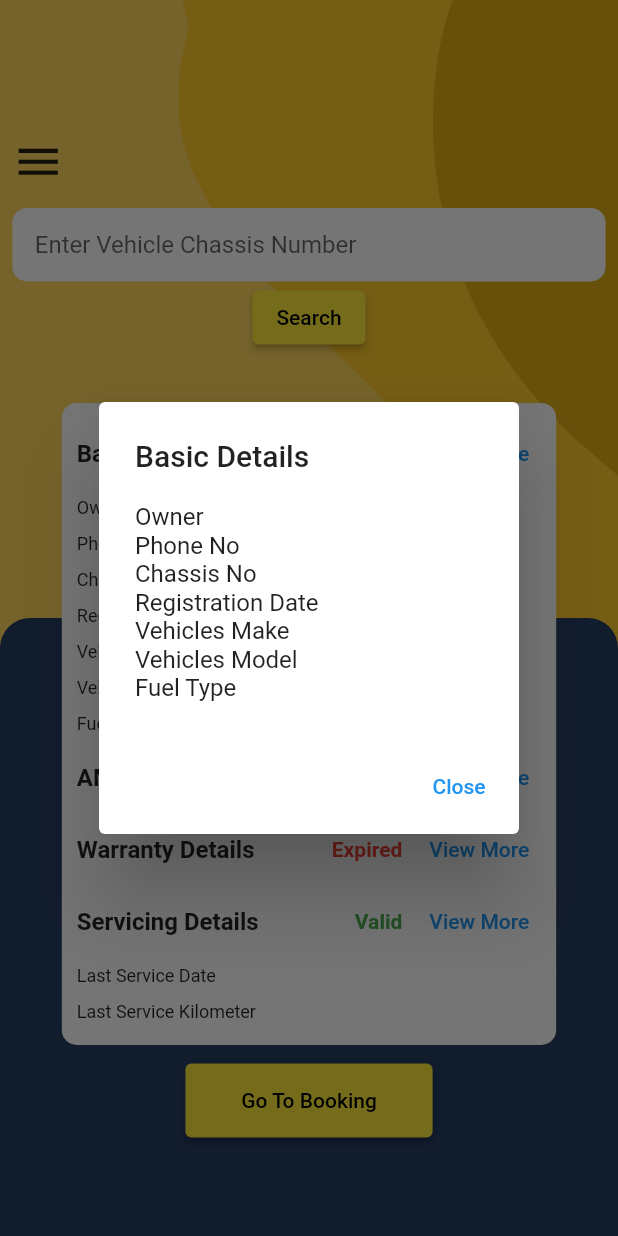
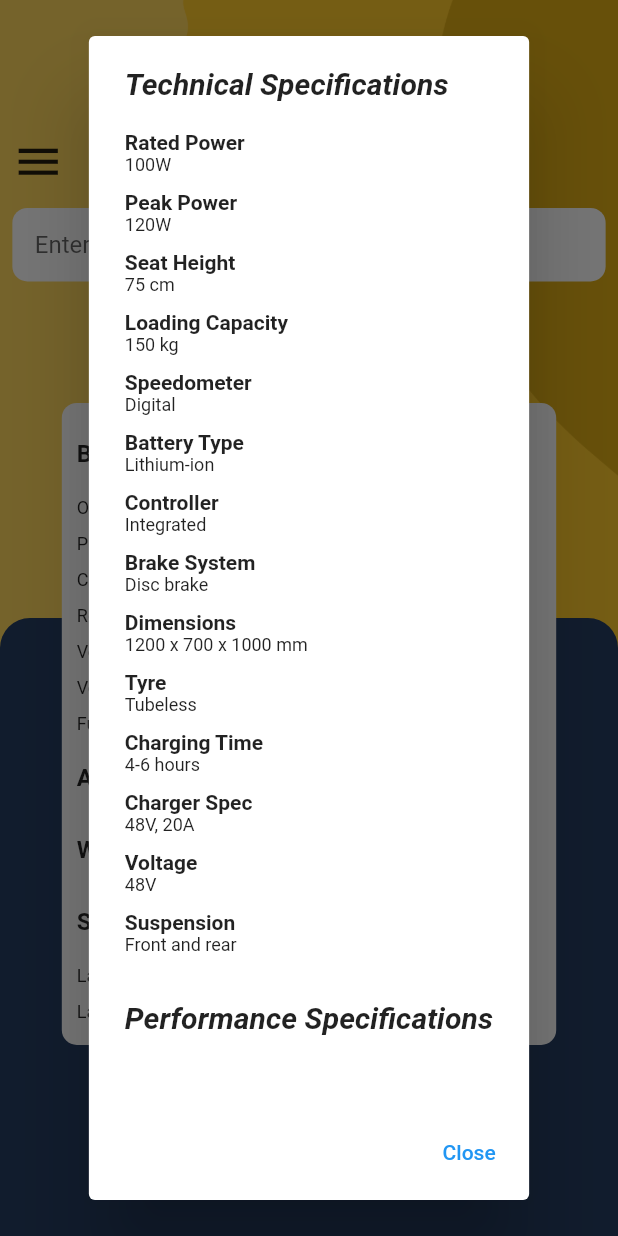
Before and after one commit to SwagatGogoi110/amc-clone, a Flutter app: the screen it shows after launch, after a tap on "LOGIN", after a tap on "View More", on a phone screen of 412 x 824 dp. Run offline on Flutter 3.47's test engine with Material 2 defaults, Android fonts, the phone set to English and light mode, and no system bars.

Commit message:
Basic & AMC

```diff
--- /dev/null
+++ b/lib/details/basic_details_list.dart
@@ -0,0 +1,174 @@
+import 'package:flutter/material.dart';
+
+class TechSpecPopup extends StatelessWidget {
+  const TechSpecPopup({super.key});
+  @override
+  Widget build(BuildContext context) {
+
+    // Placeholder data
+    List<Map<String, String>> techSpecsLeft = [
+      {"title": "Rated Power", "value": "100W"},
+      {"title": "Peak Power", "value": "120W"},
+      {"title": "Seat Height", "value": "75 cm"},
+      {"title": "Loading Capacity", "value": "150 kg"},
+      {"title": "Speedometer", "value": "Digital"},
+      {"title": "Battery Type", "value": "Lithium-ion"},
+      {"title": "Controller", "value": "Integrated"},
+    ];
+
+    List<Map<String, String>> techSpecsRight = [
+      {"title": "Brake System", "value": "Disc brake"},
+      {"title": "Dimensions", "value": "1200 x 700 x 1000 mm"},
+      {"title": "Tyre", "value": "Tubeless"},
+      {"title": "Charging Time", "value": "4-6 hours"},
+      {"title": "Charger Spec", "value": "48V, 20A"},
+      {"title": "Voltage", "value": "48V"},
+      {"title": "Suspension", "value": "Front and rear"},
+    ];
+
+    List<Map<String, String>> performanceSpecsLeft = [
+      {"title": "Range/Charge", "value": "60 km"},
+      {"title": "Ground Clearance", "value": "150 mm"},
+      {"title": "ARAI/ICAT Approved", "value": "Yes"},
+      {"title": "Floor Mat", "value": "Rubber"},
+      {"title": "Top Speed", "value": "45 km/h"},
+      {"title": "Wheel", "value": "Alloy"},
+      {"title": "Headlight", "value": "LED"},
+    ];
+
+    List<Map<String, String>> performanceSpecsRight = [
+      {"title": "Back Light", "value": "LED"},
+      {"title": "Brake Lever", "value": "Alloy"},
+      {"title": "Battery Warranty", "value": "2 years"},
+    ];
+
+    return AlertDialog(
+      content: SingleChildScrollView(
+        child: Column(
+          crossAxisAlignment: CrossAxisAlignment.start,
+          children: [
+            // Technical Specifications
+            const Text(
+              "Technical Specifications",
+              style: TextStyle(
+                fontSize: 20,
+                fontWeight: FontWeight.bold,
+                fontStyle: FontStyle.italic
+              ),
+            ),
+            const SizedBox(height: 20),
+            // Tech Specs
+            ...techSpecsLeft.map((item) {
+              return Column(
+                crossAxisAlignment: CrossAxisAlignment.start,
+                children: [
+                  Text(
+                    item["title"]!,
+                    style: const TextStyle(
+                      fontSize: 14,
+                      fontWeight: FontWeight.bold,
+                    ),
+                  ),
+                  Text(
+                    item["value"]!,
+                    style: const TextStyle(
+                      fontSize: 12,
+                      fontWeight: FontWeight.normal,
+                    ),
+                  ),
+                  const SizedBox(height: 10),
+                ],
+              );
+            }).toList(),
+            ...techSpecsRight.map((item) {
+              return Column(
+                crossAxisAlignment: CrossAxisAlignment.start,
+                children: [
+                  Text(
+                    item["title"]!,
+                    style: const TextStyle(
+                      fontSize: 14,
+                      fontWeight: FontWeight.bold,
+                    ),
+                  ),
+                  Text(
+                    item["value"]!,
+                    style: const TextStyle(
+                      fontSize: 12,
+                      fontWeight: FontWeight.normal,
+                    ),
+                  ),
+                  const SizedBox(height: 10),
+                ],
+              );
+            }).toList(),
+            const SizedBox(height: 20),
+            // Performance Specifications
+            const Text(
+              "Performance Specifications",
+              style: TextStyle(
+                fontSize: 20,
+                fontWeight: FontWeight.bold,
+                fontStyle: FontStyle.italic
+              ),
+            ),
+            const SizedBox(height: 20),
+            // Performance Specs
+            ...performanceSpecsLeft.map((item) {
+              return Column(
+                crossAxisAlignment: CrossAxisAlignment.start,
+                children: [
+                  Text(
+                    item["title"]!,
+                    style: const TextStyle(
+                      fontSize: 14,
+                      fontWeight: FontWeight.bold,
+                    ),
+                  ),
+                  Text(
+                    item["value"]!,
+                    style: const TextStyle(
+                      fontSize: 12,
+                      fontWeight: FontWeight.normal,
+                    ),
+                  ),
+                  const SizedBox(height: 10),
+                ],
+              );
+            }).toList(),
+            ...performanceSpecsRight.map((item) {
+              return Column(
+                crossAxisAlignment: CrossAxisAlignment.start,
+                children: [
+                  Text(
+                    item["title"]!,
+                    style: const TextStyle(
+                      fontSize: 14,
+                      fontWeight: FontWeight.bold,
+                    ),
+                  ),
+                  Text(
+                    item["value"]!,
+                    style: const TextStyle(
+                      fontSize: 12,
+                      fontWeight: FontWeight.normal,
+                    ),
+                  ),
+                  const SizedBox(height: 10),
+                ],
+              );
+            }).toList(),
+          ],
+        ),
+      ),
+      actions: [
+        TextButton(
+          onPressed: () {
+            Navigator.of(context).pop();
+          },
+          child: const Text('Close'),
+        ),
+      ],
+    );
+  }
+}
--- a/lib/screens/details_page.dart
+++ b/lib/screens/details_page.dart
@@ -1,3 +1,5 @@
+import 'package:amcdemo/details/amc_details_list.dart';
+import 'package:amcdemo/details/basic_details_list.dart';
 import 'package:amcdemo/widgets/navigation_drawer.dart';
 import 'package:flutter/material.dart';
 
@@ -5,6 +7,7 @@ class DetailsScreen extends StatefulWidget {
   const DetailsScreen({Key? key}) : super(key: key);
 
   @override
+  // ignore: library_private_types_in_public_api
   _DetailsScreenState createState() => _DetailsScreenState();
 }
 
@@ -15,16 +18,15 @@ class _DetailsScreenState extends State<DetailsScreen> {
   bool amcValid = true;
   bool warrantyValid = true;
 
-  late double deviceHeight;
-  late double deviceWidth;
+  double deviceHeight = 0.0;
+  double deviceWidth = 0.0;
 
   final GlobalKey<ScaffoldState> _scaffoldKey = GlobalKey<ScaffoldState>();
 
   @override
-  @override
   void initState() {
     super.initState();
-    WidgetsBinding.instance!.addPostFrameCallback((_) {
+    WidgetsBinding.instance?.addPostFrameCallback((_) {
       final size = MediaQuery.of(context).size;
       setState(() {
         deviceHeight = size.height;
@@ -35,6 +37,7 @@ class _DetailsScreenState extends State<DetailsScreen> {
 
   @override
   Widget build(BuildContext context) {
+    // ignore: unnecessary_null_comparison
     if (deviceHeight == null || deviceWidth == null) {
       return Container();
     }
@@ -84,7 +87,10 @@ class _DetailsScreenState extends State<DetailsScreen> {
                         onPressed: () {
                           _scaffoldKey.currentState!.openDrawer();
                         },
-                        icon: const Icon(Icons.menu, size: 35,),
+                        icon: const Icon(
+                          Icons.menu,
+                          size: 35,
+                        ),
                       ),
                     ],
                   ),
@@ -225,31 +231,60 @@ class _DetailsScreenState extends State<DetailsScreen> {
                 const SizedBox(width: 10),
                 TextButton(
                   onPressed: () {
-                    showDialog(
-                      context: context,
-                      builder: (BuildContext context) {
-                        return AlertDialog(
-                          title: Text(title),
-                          content: Column(
-                            mainAxisSize: MainAxisSize.min,
-                            crossAxisAlignment: CrossAxisAlignment.start,
-                            children:
-                                details.map((detail) => Text(detail)).toList(),
-                          ),
-                          actions: [
-                            TextButton(
-                              onPressed: () {
-                                Navigator.of(context).pop();
-                              },
-                              child: const Text('Close'),
-                            ),
-                          ],
-                        );
-                      },
-                    );
+                    if (title == 'Basic Details') {
+                      debugPrint("inside");
+                      showDialog(
+                        context: context,
+                        builder: (BuildContext context) {
+                          return TechSpecPopup();
+                        },
+                      );
+                    } else if(title == 'AMC Details'){
+                      debugPrint("inside2");
+                      showDialog(
+                        context: context,
+                        builder: (BuildContext context) {
+                          return AmcDetailsPopup(chassisNum: chassisController.text,);
+                        },
+                      );
+                    }
                   },
                   child: const Text('View More'),
                 ),
+                // TextButton(
+                //   onPressed: () {
+                //     showDialog(
+                //       context: context,
+                //       builder: (BuildContext context) {
+                //         return AmcDetailsPopup(chassisNum: chassisController.text);
+                //       },
+                //     );
+                //   },
+                //   child: const Text('View More'),
+                // ),
+                // TextButton(
+                //   onPressed: () {
+                //     showDialog(
+                //       context: context,
+                //       builder: (BuildContext context) {
+                //         return TechSpecPopup();
+                //       },
+                //     );
+                //   },
+                //   child: const Text('View More'),
+                // ),
+                // TextButton(
+                //   onPressed: () {
+                //     showDialog(
+                //       context: context,
+                //       builder: (BuildContext context) {
+                //         return CustomAlertDialog.getServicingDetailsAlertDialog(
+                //             context, servicingDetailsList);
+                //       },
+                //     );
+                //   },
+                //   child: const Text('View More'),
+                // ),
               ],
             ),
           ],
--- a/lib/widgets/navigation_drawer.dart
+++ b/lib/widgets/navigation_drawer.dart
@@ -2,6 +2,7 @@ import 'package:amcdemo/screens/login_page.dart';
 import 'package:flutter/material.dart';
 
 class CustomNavigationDrawer extends StatelessWidget {
+  const CustomNavigationDrawer({super.key});
   final padding = const EdgeInsets.symmetric(horizontal: 20);
   @override
   Widget build(BuildContext context) {
```
Also changed, not shown: lib/details/amc_details_list.dart (added, +168 -0 lines).
